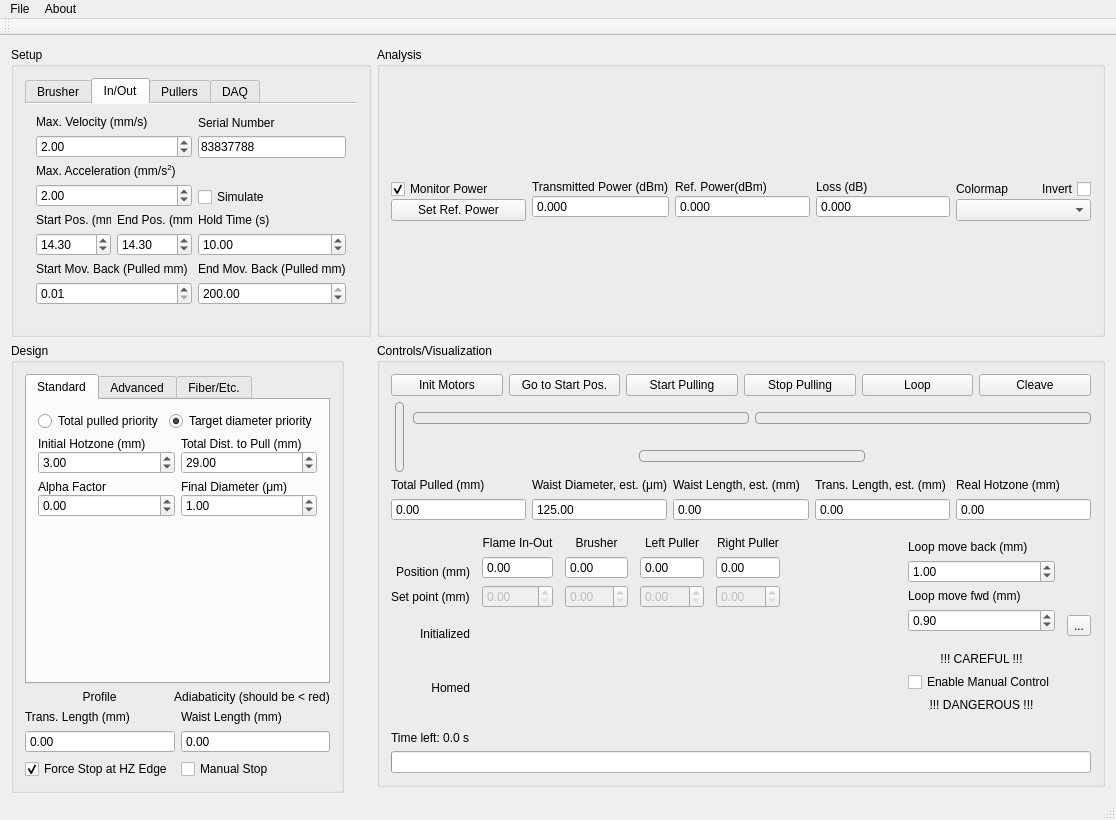
Old version of the form TaperPulling/resources/mainwindow.ui in the repository pfjarschel/TaperPullingPro.
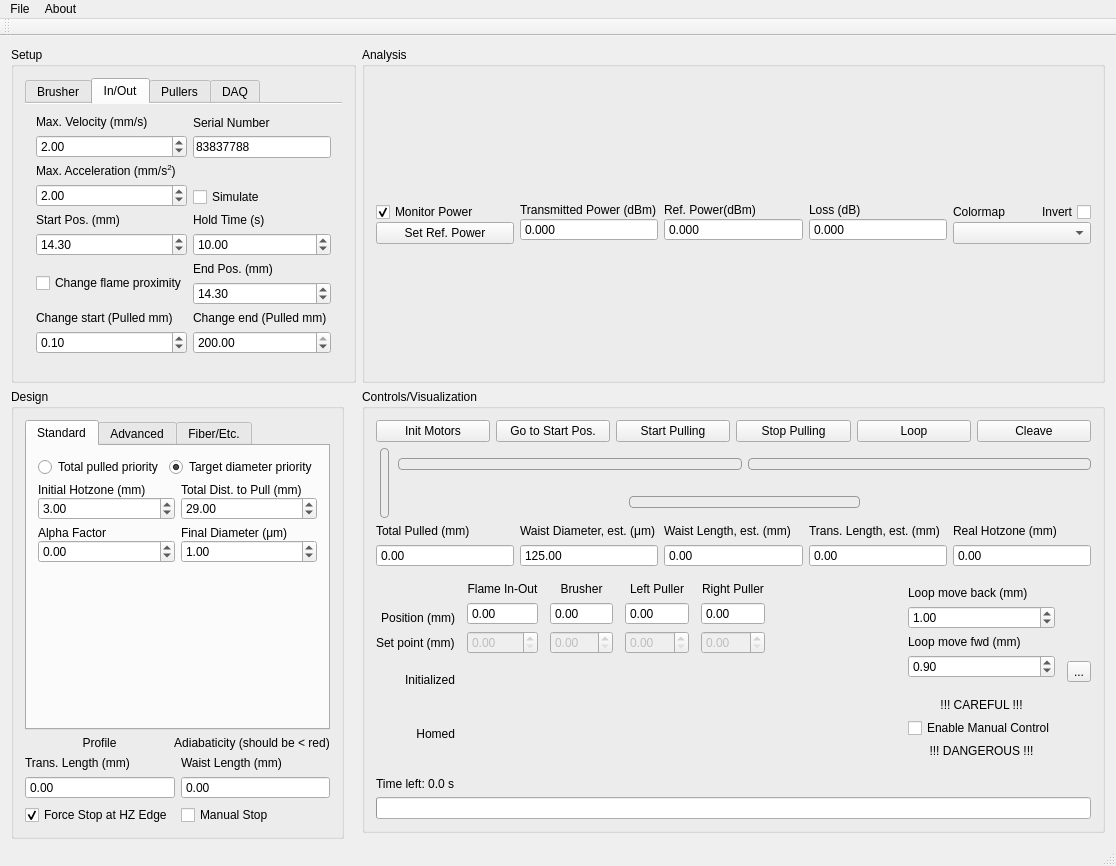
New version of the form. The open tabs and pages were chosen to show the change. Icons and pictures are not drawn.

Commit message: Change UI to toggle flame moveback

The edit to the form file:
```diff
--- a/TaperPulling/resources/mainwindow.ui
+++ b/TaperPulling/resources/mainwindow.ui
@@ -7,7 +7,7 @@
     <x>0</x>
     <y>0</y>
     <width>1116</width>
-    <height>820</height>
+    <height>866</height>
    </rect>
   </property>
   <property name="minimumSize">
@@ -70,7 +70,7 @@
           <enum>QTabWidget::North</enum>
          </property>
          <property name="currentIndex">
-          <number>0</number>
+          <number>1</number>
          </property>
          <property name="elideMode">
           <enum>Qt::ElideRight</enum>
@@ -335,62 +335,62 @@
            <string>In/Out</string>
           </attribute>
           <layout class="QGridLayout" name="gridLayout_5">
-           <item row="2" column="0">
-            <layout class="QHBoxLayout" name="horizontalLayout_17">
-             <property name="rightMargin">
-              <number>0</number>
-             </property>
-             <property name="bottomMargin">
-              <number>0</number>
-             </property>
+           <item row="1" column="0">
+            <layout class="QVBoxLayout" name="verticalLayout_12">
              <item>
-              <layout class="QVBoxLayout" name="verticalLayout_13">
-               <item>
-                <widget class="QLabel" name="label_12">
-                 <property name="text">
-                  <string>&lt;html&gt;&lt;head/&gt;&lt;body&gt;&lt;p&gt;Start Pos. (mm)&lt;/p&gt;&lt;/body&gt;&lt;/html&gt;</string>
-                 </property>
-                </widget>
-               </item>
-               <item>
-                <widget class="QDoubleSpinBox" name="flameIOMovSpin">
-                 <property name="maximum">
-                  <double>25.000000000000000</double>
-                 </property>
-                 <property name="value">
-                  <double>14.300000000000001</double>
-                 </property>
-                </widget>
-               </item>
-              </layout>
+              <widget class="QLabel" name="label_11">
+               <property name="text">
+                <string>&lt;html&gt;&lt;head/&gt;&lt;body&gt;&lt;p&gt;Max. Acceleration (mm/s&lt;span style=&quot; vertical-align:super;&quot;&gt;2&lt;/span&gt;)&lt;/p&gt;&lt;/body&gt;&lt;/html&gt;</string>
+               </property>
+              </widget>
              </item>
              <item>
-              <layout class="QVBoxLayout" name="verticalLayout_55">
-               <property name="bottomMargin">
-                <number>0</number>
+              <widget class="QDoubleSpinBox" name="flameIOAccelSpin">
+               <property name="minimum">
+                <double>0.010000000000000</double>
                </property>
-               <item>
-                <widget class="QLabel" name="label_52">
-                 <property name="text">
-                  <string>End Pos. (mm)</string>
-                 </property>
-                </widget>
-               </item>
-               <item>
-                <widget class="QDoubleSpinBox" name="flameIOMov2Spin">
-                 <property name="maximum">
-                  <double>25.000000000000000</double>
-                 </property>
-                 <property name="value">
-                  <double>14.300000000000001</double>
-                 </property>
-                </widget>
-               </item>
-              </layout>
+               <property name="maximum">
+                <double>10.000000000000000</double>
+               </property>
+               <property name="value">
+                <double>2.000000000000000</double>
+               </property>
+              </widget>
              </item>
             </layout>
            </item>
+           <item row="4" column="0">
+            <widget class="QCheckBox" name="fioMovebackCheck">
+             <property name="text">
+              <string>Change flame proximity</string>
+             </property>
+            </widget>
+           </item>
            <item row="6" column="0">
+            <layout class="QVBoxLayout" name="verticalLayout_56">
+             <item>
+              <widget class="QLabel" name="label_53">
+               <property name="text">
+                <string>Change start (Pulled mm)</string>
+               </property>
+              </widget>
+             </item>
+             <item>
+              <widget class="QDoubleSpinBox" name="flameIOTrigger1Spin">
+               <property name="minimum">
+                <double>0.000000000000000</double>
+               </property>
+               <property name="maximum">
+                <double>200.000000000000000</double>
+               </property>
+               <property name="value">
+                <double>0.100000000000000</double>
+               </property>
+              </widget>
+             </item>
+            </layout>
+           </item>
+           <item row="7" column="0">
             <spacer name="verticalSpacer_2">
              <property name="orientation">
               <enum>Qt::Vertical</enum>
@@ -427,25 +427,19 @@
              </item>
             </layout>
            </item>
-           <item row="1" column="0">
-            <layout class="QVBoxLayout" name="verticalLayout_12">
+           <item row="2" column="2">
+            <layout class="QVBoxLayout" name="verticalLayout_14">
              <item>
-              <widget class="QLabel" name="label_11">
+              <widget class="QLabel" name="label_13">
                <property name="text">
-                <string>&lt;html&gt;&lt;head/&gt;&lt;body&gt;&lt;p&gt;Max. Acceleration (mm/s&lt;span style=&quot; vertical-align:super;&quot;&gt;2&lt;/span&gt;)&lt;/p&gt;&lt;/body&gt;&lt;/html&gt;</string>
+                <string>&lt;html&gt;&lt;head/&gt;&lt;body&gt;&lt;p&gt;Hold Time (s)&lt;/p&gt;&lt;/body&gt;&lt;/html&gt;</string>
                </property>
               </widget>
              </item>
              <item>
-              <widget class="QDoubleSpinBox" name="flameIOAccelSpin">
-               <property name="minimum">
-                <double>0.010000000000000</double>
-               </property>
-               <property name="maximum">
-                <double>10.000000000000000</double>
-               </property>
+              <widget class="QDoubleSpinBox" name="flameIOHoldSpin">
                <property name="value">
-                <double>2.000000000000000</double>
+                <double>10.000000000000000</double>
                </property>
               </widget>
              </item>
@@ -499,30 +493,12 @@
              </item>
             </layout>
            </item>
-           <item row="2" column="2">
-            <layout class="QVBoxLayout" name="verticalLayout_14">
-             <item>
-              <widget class="QLabel" name="label_13">
-               <property name="text">
-                <string>&lt;html&gt;&lt;head/&gt;&lt;body&gt;&lt;p&gt;Hold Time (s)&lt;/p&gt;&lt;/body&gt;&lt;/html&gt;</string>
-               </property>
-              </widget>
-             </item>
-             <item>
-              <widget class="QDoubleSpinBox" name="flameIOHoldSpin">
-               <property name="value">
-                <double>10.000000000000000</double>
-               </property>
-              </widget>
-             </item>
-            </layout>
-           </item>
-           <item row="5" column="2">
+           <item row="6" column="2">
             <layout class="QVBoxLayout" name="verticalLayout_57">
              <item>
               <widget class="QLabel" name="label_54">
                <property name="text">
-                <string>End Mov. Back (Pulled mm)</string>
+                <string>Change end (Pulled mm)</string>
                </property>
               </widget>
              </item>
@@ -541,25 +517,46 @@
              </item>
             </layout>
            </item>
-           <item row="5" column="0">
-            <layout class="QVBoxLayout" name="verticalLayout_56">
+           <item row="4" column="2">
+            <layout class="QVBoxLayout" name="verticalLayout_55">
+             <property name="bottomMargin">
+              <number>0</number>
+             </property>
              <item>
-              <widget class="QLabel" name="label_53">
+              <widget class="QLabel" name="label_52">
                <property name="text">
-                <string>Start Mov. Back (Pulled mm)</string>
+                <string>End Pos. (mm)</string>
                </property>
               </widget>
              </item>
              <item>
-              <widget class="QDoubleSpinBox" name="flameIOTrigger1Spin">
-               <property name="minimum">
-                <double>0.010000000000000</double>
+              <widget class="QDoubleSpinBox" name="flameIOMov2Spin">
+               <property name="maximum">
+                <double>25.000000000000000</double>
                </property>
+               <property name="value">
+                <double>14.300000000000001</double>
+               </property>
+              </widget>
+             </item>
+            </layout>
+           </item>
+           <item row="2" column="0">
+            <layout class="QVBoxLayout" name="verticalLayout_13">
+             <item>
+              <widget class="QLabel" name="label_12">
+               <property name="text">
+                <string>&lt;html&gt;&lt;head/&gt;&lt;body&gt;&lt;p&gt;Start Pos. (mm)&lt;/p&gt;&lt;/body&gt;&lt;/html&gt;</string>
+               </property>
+              </widget>
+             </item>
+             <item>
+              <widget class="QDoubleSpinBox" name="flameIOMovSpin">
                <property name="maximum">
-                <double>200.000000000000000</double>
+                <double>25.000000000000000</double>
                </property>
                <property name="value">
-                <double>0.010000000000000</double>
+                <double>14.300000000000001</double>
                </property>
               </widget>
              </item>
```
